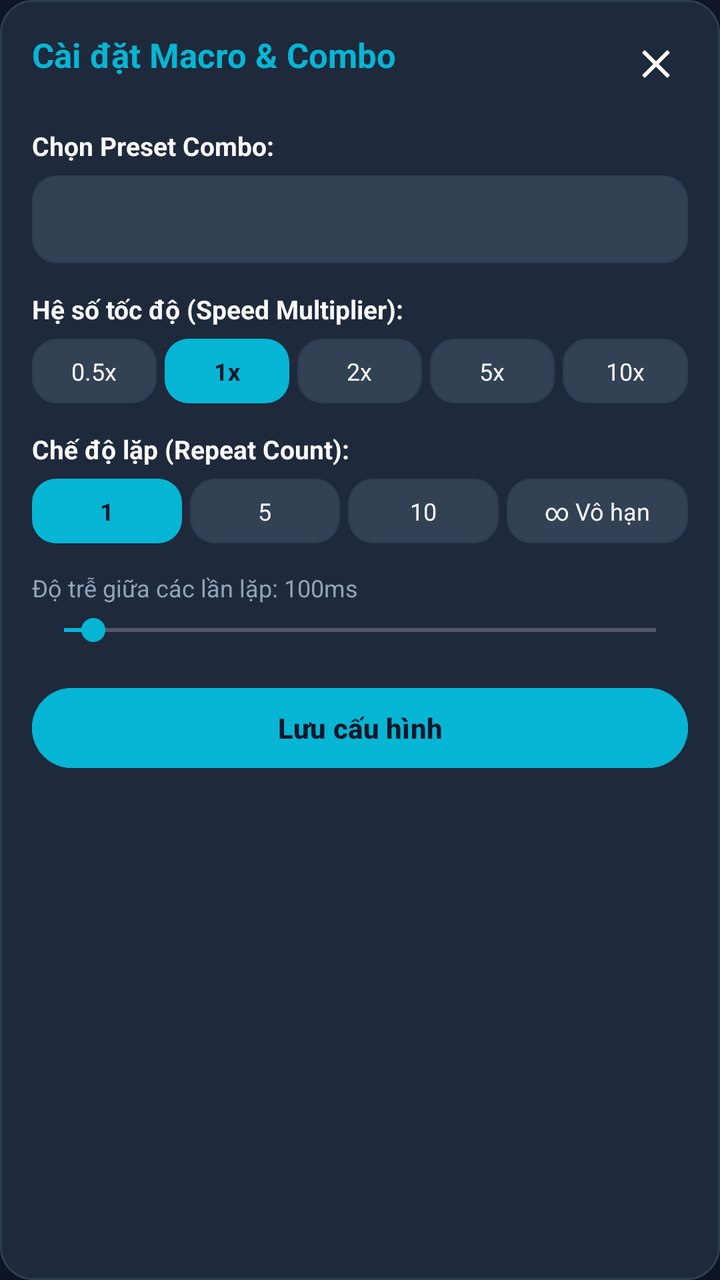
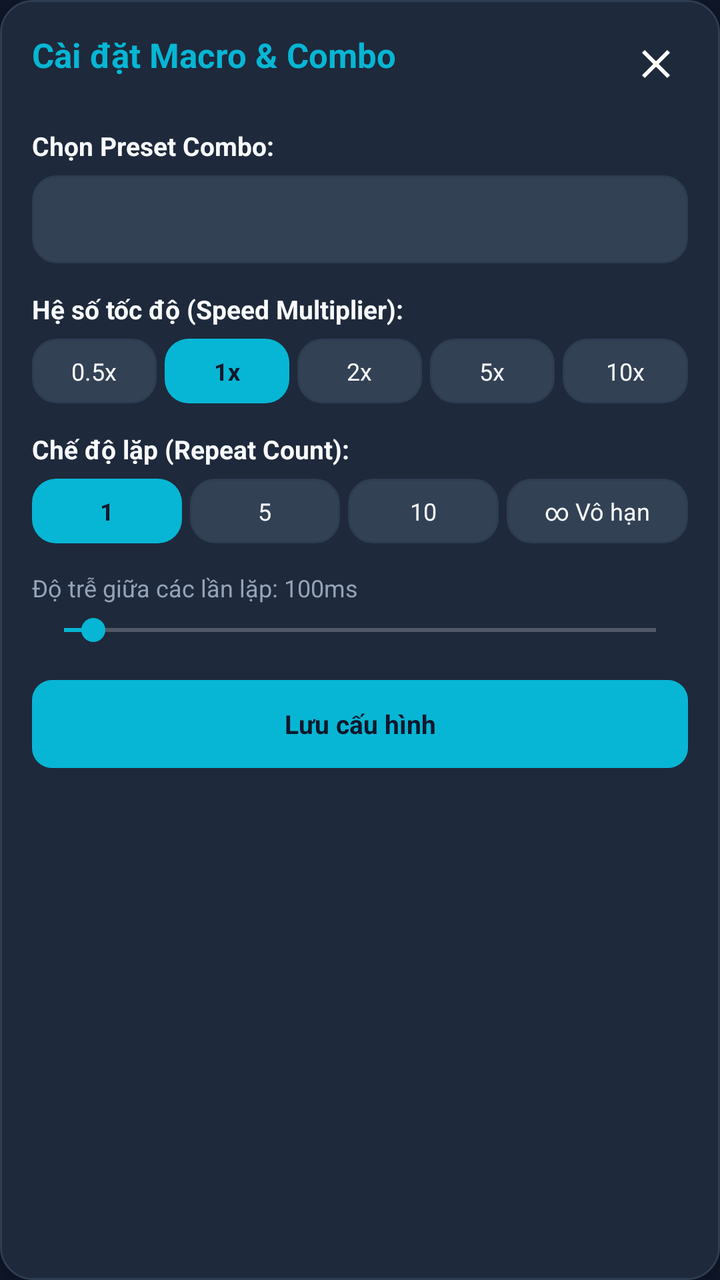

Two renders of the same Android screen: before a commit and after it. Below are the layout's source before the change and the commit's diff.
<!-- AndroidManifest.xml: application theme Theme.MacroGaming -->
<!-- res/layout/view_macro_settings_dialog.xml -->
<?xml version="1.0" encoding="utf-8"?>
<LinearLayout xmlns:android="http://schemas.android.com/apk/res/android"
    android:id="@+id/dialogSettingsRoot"
    android:layout_width="320dp"
    android:layout_height="wrap_content"
    android:background="@drawable/bg_dialog_card"
    android:orientation="vertical"
    android:elevation="16dp">

    
    <RelativeLayout
        android:layout_width="match_parent"
        android:layout_height="wrap_content"
        android:layout_marginBottom="12dp">

        <TextView
            android:layout_width="wrap_content"
            android:layout_height="wrap_content"
            android:text="@string/settings_title"
            android:textColor="@color/cyan_neon"
            android:textSize="17sp"
            android:textStyle="bold" />

        <ImageButton
            android:id="@+id/btnDialogClose"
            android:layout_width="32dp"
            android:layout_height="32dp"
            android:layout_alignParentEnd="true"
            android:background="?attr/selectableItemBackgroundBorderless"
            android:src="@drawable/ic_close"
            android:contentDescription="Close" />
    </RelativeLayout>

    
    <TextView
        android:layout_width="wrap_content"
        android:layout_height="wrap_content"
        android:text="@string/settings_preset_label"
        android:textColor="@color/text_primary"
        android:textSize="13sp"
        android:textStyle="bold"
        android:layout_marginTop="4dp" />

    <Spinner
        android:id="@+id/spinnerPresets"
        android:layout_width="match_parent"
        android:layout_height="44dp"
        android:layout_marginTop="6dp"
        android:background="@drawable/bg_chip_unselected"
        android:popupBackground="@color/bg_surface"
        android:paddingStart="8dp"
        android:paddingEnd="8dp" />

    
    <TextView
        android:layout_width="wrap_content"
        android:layout_height="wrap_content"
        android:text="@string/settings_speed_label"
        android:textColor="@color/text_primary"
        android:textSize="13sp"
        android:textStyle="bold"
        android:layout_marginTop="14dp" />

    <LinearLayout
        android:id="@+id/layoutSpeedGroup"
        android:layout_width="match_parent"
        android:layout_height="wrap_content"
        android:layout_marginTop="6dp"
        android:orientation="horizontal"
        android:gravity="center">

        <TextView
            android:id="@+id/chipSpeed05"
            android:layout_width="0dp"
            android:layout_height="wrap_content"
            android:layout_weight="1"
            android:layout_marginEnd="4dp"
            android:gravity="center"
            android:background="@drawable/bg_chip_unselected"
            android:text="0.5x"
            android:textColor="@color/text_primary"
            android:textSize="12sp" />

        <TextView
            android:id="@+id/chipSpeed1"
            android:layout_width="0dp"
            android:layout_height="wrap_content"
            android:layout_weight="1"
            android:layout_marginEnd="4dp"
            android:gravity="center"
            android:background="@drawable/bg_chip_selected"
            android:text="1x"
            android:textColor="@color/bg_dark"
            android:textStyle="bold"
            android:textSize="12sp" />

        <TextView
            android:id="@+id/chipSpeed2"
            android:layout_width="0dp"
            android:layout_height="wrap_content"
            android:layout_weight="1"
            android:layout_marginEnd="4dp"
            android:gravity="center"
            android:background="@drawable/bg_chip_unselected"
            android:text="2x"
            android:textColor="@color/text_primary"
            android:textSize="12sp" />

        <TextView
            android:id="@+id/chipSpeed5"
            android:layout_width="0dp"
            android:layout_height="wrap_content"
            android:layout_weight="1"
            android:layout_marginEnd="4dp"
            android:gravity="center"
            android:background="@drawable/bg_chip_unselected"
            android:text="5x"
            android:textColor="@color/text_primary"
            android:textSize="12sp" />

        <TextView
            android:id="@+id/chipSpeed10"
            android:layout_width="0dp"
            android:layout_height="wrap_content"
            android:layout_weight="1"
            android:gravity="center"
            android:background="@drawable/bg_chip_unselected"
            android:text="10x"
            android:textColor="@color/text_primary"
            android:textSize="12sp" />
    </LinearLayout>

    
    <TextView
        android:layout_width="wrap_content"
        android:layout_height="wrap_content"
        android:text="@string/settings_loop_label"
        android:textColor="@color/text_primary"
        android:textSize="13sp"
        android:textStyle="bold"
        android:layout_marginTop="14dp" />

    <LinearLayout
        android:id="@+id/layoutLoopGroup"
        android:layout_width="match_parent"
        android:layout_height="wrap_content"
        android:layout_marginTop="6dp"
        android:orientation="horizontal"
        android:gravity="center">

        <TextView
            android:id="@+id/chipLoop1"
            android:layout_width="0dp"
            android:layout_height="wrap_content"
            android:layout_weight="1"
            android:layout_marginEnd="4dp"
            android:gravity="center"
            android:background="@drawable/bg_chip_selected"
            android:text="1"
            android:textColor="@color/bg_dark"
            android:textStyle="bold"
            android:textSize="12sp" />

        <TextView
            android:id="@+id/chipLoop5"
            android:layout_width="0dp"
            android:layout_height="wrap_content"
            android:layout_weight="1"
            android:layout_marginEnd="4dp"
            android:gravity="center"
            android:background="@drawable/bg_chip_unselected"
            android:text="5"
            android:textColor="@color/text_primary"
            android:textSize="12sp" />

        <TextView
            android:id="@+id/chipLoop10"
            android:layout_width="0dp"
            android:layout_height="wrap_content"
            android:layout_weight="1"
            android:layout_marginEnd="4dp"
            android:gravity="center"
            android:background="@drawable/bg_chip_unselected"
            android:text="10"
            android:textColor="@color/text_primary"
            android:textSize="12sp" />

        <TextView
            android:id="@+id/chipLoopInfinite"
            android:layout_width="0dp"
            android:layout_height="wrap_content"
            android:layout_weight="1.2"
            android:gravity="center"
            android:background="@drawable/bg_chip_unselected"
            android:text="∞ Vô hạn"
            android:textColor="@color/text_primary"
            android:textSize="12sp" />
    </LinearLayout>

    
    <TextView
        android:id="@+id/tvIntervalLabel"
        android:layout_width="wrap_content"
        android:layout_height="wrap_content"
        android:text="Độ trễ giữa các lần lặp: 100ms"
        android:textColor="@color/text_secondary"
        android:textSize="12sp"
        android:layout_marginTop="14dp" />

    <SeekBar
        android:id="@+id/seekBarInterval"
        android:layout_width="match_parent"
        android:layout_height="wrap_content"
        android:layout_marginTop="4dp"
        android:max="2000"
        android:progress="100"
        android:progressTint="@color/cyan_neon"
        android:thumbTint="@color/cyan_neon" />

    
    <com.google.android.material.button.MaterialButton
        android:id="@+id/btnApplySettings"
        android:layout_width="match_parent"
        android:layout_height="48dp"
        android:layout_marginTop="16dp"
        android:backgroundTint="@color/cyan_neon"
        android:text="@string/btn_save"
        android:textColor="@color/bg_dark"
        android:textStyle="bold" />

</LinearLayout>
<!-- resources referenced by this layout -->
<resources>
  <color name="bg_dark">#0F172A</color>
  <color name="bg_surface">#1E293B</color>
  <color name="cyan_neon">#06B6D4</color>
  <color name="text_primary">#F8FAFC</color>
  <color name="text_secondary">#94A3B8</color>
  <!-- drawable bg_chip_selected (drawable) -->
  <?xml version="1.0" encoding="utf-8"?>
  <shape xmlns:android="http://schemas.android.com/apk/res/android"
      android:shape="rectangle">
      <corners android:radius="12dp" />
      <solid android:color="@color/cyan_neon" />
      <padding
          android:bottom="8dp"
          android:left="14dp"
          android:right="14dp"
          android:top="8dp" />
  </shape>
  <!-- drawable bg_chip_unselected (drawable) -->
  <?xml version="1.0" encoding="utf-8"?>
  <shape xmlns:android="http://schemas.android.com/apk/res/android"
      android:shape="rectangle">
      <corners android:radius="12dp" />
      <solid android:color="@color/bg_surface_elevated" />
      <stroke
          android:width="1dp"
          android:color="@color/stroke_border" />
      <padding
          android:bottom="8dp"
          android:left="14dp"
          android:right="14dp"
          android:top="8dp" />
  </shape>
  <!-- drawable bg_dialog_card (drawable) -->
  <?xml version="1.0" encoding="utf-8"?>
  <shape xmlns:android="http://schemas.android.com/apk/res/android"
      android:shape="rectangle">
      <corners android:radius="16dp" />
      <solid android:color="@color/bg_dialog" />
      <stroke
          android:width="1dp"
          android:color="@color/stroke_border" />
      <padding
          android:bottom="16dp"
          android:left="16dp"
          android:right="16dp"
          android:top="16dp" />
  </shape>
  <!-- drawable ic_close (drawable) -->
  <vector xmlns:android="http://schemas.android.com/apk/res/android"
      android:width="24dp"
      android:height="24dp"
      android:viewportWidth="24"
      android:viewportHeight="24">
    <path
        android:fillColor="#FFFFFFFF"
        android:pathData="M19,6.41L17.59,5 12,10.59 6.41,5 5,6.41 10.59,12 5,17.59 6.41,19 12,13.41 17.59,19 19,17.59 13.41,12z"/>
  </vector>
  <string name="btn_save">Lưu cấu hình</string>
  <string name="settings_loop_label">Chế độ lặp (Repeat Count):</string>
  <string name="settings_preset_label">Chọn Preset Combo:</string>
  <string name="settings_speed_label">Hệ số tốc độ (Speed Multiplier):</string>
  <string name="settings_title">Cài đặt Macro &amp; Combo</string>
  <style name="Theme.MacroGaming" parent="Theme.Material3.Dark.NoActionBar">
          <item name="colorPrimary">@color/cyan_neon</item>
          <item name="colorOnPrimary">@color/bg_dark</item>
          <item name="colorSecondary">@color/purple_accent</item>
          <item name="android:windowBackground">@color/bg_dark</item>
          <item name="android:statusBarColor">@color/bg_dark</item>
          <item name="android:navigationBarColor">@color/bg_dark</item>
      </style>
  <color name="bg_surface_elevated">#334155</color>
  <color name="stroke_border">#2E3D52</color>
  <color name="bg_dialog">#1E293B</color>
  <color name="purple_accent">#8B5CF6</color>
</resources>

<!-- the commit's change to res/layout/view_macro_settings_dialog.xml (unified diff, before → after) -->
@@ -218,14 +218,16 @@
         android:thumbTint="@color/cyan_neon" />
 
     
-    <com.google.android.material.button.MaterialButton
+    <TextView
         android:id="@+id/btnApplySettings"
         android:layout_width="match_parent"
-        android:layout_height="48dp"
+        android:layout_height="44dp"
         android:layout_marginTop="16dp"
-        android:backgroundTint="@color/cyan_neon"
+        android:background="@drawable/bg_turbo_btn_primary"
+        android:gravity="center"
         android:text="@string/btn_save"
         android:textColor="@color/bg_dark"
-        android:textStyle="bold" />
+        android:textStyle="bold"
+        android:textSize="13sp" />
 
 </LinearLayout>
<!-- resource entries referenced after the edit -->
@@ -47,6 +47,13 @@
           android:right="16dp"
           android:top="16dp" />
   </shape>
+  <!-- drawable bg_turbo_btn_primary (drawable) -->
+  <?xml version="1.0" encoding="utf-8"?>
+  <shape xmlns:android="http://schemas.android.com/apk/res/android"
+      android:shape="rectangle">
+      <corners android:radius="10dp" />
+      <solid android:color="@color/cyan_neon" />
+  </shape>
   <!-- drawable ic_close (drawable) -->
   <vector xmlns:android="http://schemas.android.com/apk/res/android"
       android:width="24dp"
